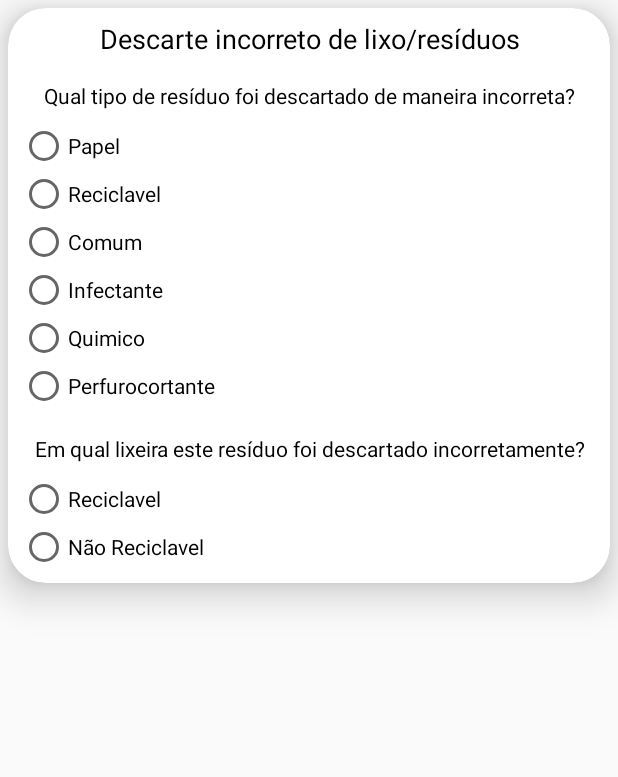
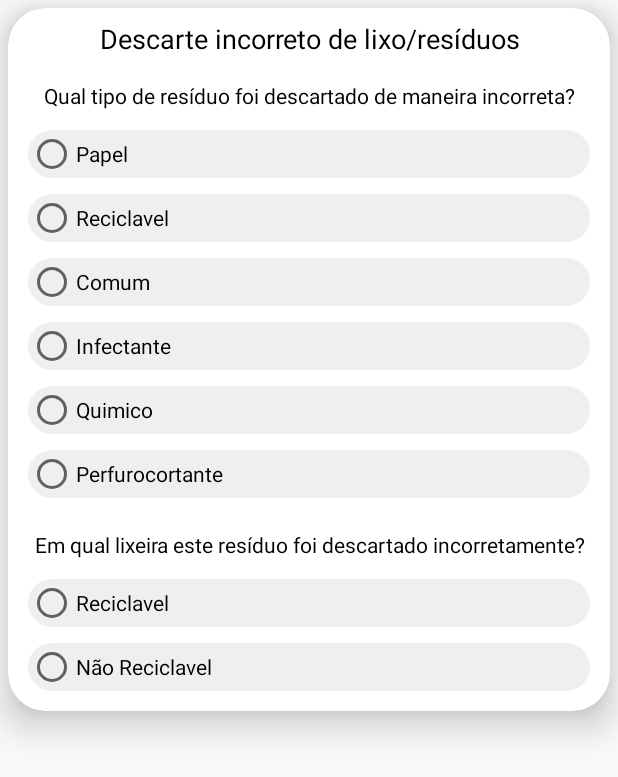
Before and after one commit to Mur1lol/Piaya-Mobile, an Android app: the layout info_adapter.xml on its own in the app's theme, with its tools: preview values and no code run, on a phone screen of 412 x 824 dp. Shown: the top 777 px of the screen. Run offline under Robolectric (Android 15) with nearby library versions, the phone set to English and light mode, and no system bars.

Commit message:
Criando layout INFO2

```diff
--- a/app/src/main/res/layout/info_adapter.xml
+++ b/app/src/main/res/layout/info_adapter.xml
@@ -7,7 +7,7 @@
 
     <androidx.constraintlayout.widget.ConstraintLayout
             android:layout_width="match_parent"
-            android:layout_height="wrap_content">
+            android:layout_height="match_parent">
 
         <TextView
                 android:text="Descarte incorreto de lixo/resíduos"
@@ -33,40 +33,41 @@
                 app:layout_constraintEnd_toEndOf="parent" android:layout_marginEnd="8dp"
                 android:layout_marginRight="8dp" app:layout_constraintStart_toStartOf="parent"
                 android:layout_marginLeft="8dp" android:layout_marginStart="8dp"
-                android:id="@+id/radioGroup" android:layout_marginTop="8dp"
+                android:id="@+id/radioGroupTipo" android:layout_marginTop="8dp"
                 app:layout_constraintTop_toBottomOf="@+id/SubText1">
             <RadioButton
                     android:text="Papel"
                     android:layout_width="match_parent"
-                    android:layout_height="wrap_content" android:id="@+id/radioPapel" android:layout_weight="1"/>
+                    android:layout_height="wrap_content" android:id="@+id/radioPapel" android:layout_weight="1"
+                    android:layout_margin="5dp" android:background="@drawable/border_button"/>
             <RadioButton
                     android:text="Reciclavel"
                     android:layout_width="match_parent"
-                    android:layout_height="wrap_content" android:id="@+id/radioReciclavel" android:layout_weight="1"/>
+                    android:layout_height="wrap_content" android:id="@+id/radioReciclavel" android:layout_weight="1" android:layout_margin="5dp" android:background="@drawable/border_button"/>
             <RadioButton
                     android:text="Comum"
                     android:layout_width="match_parent"
-                    android:layout_height="wrap_content" android:id="@+id/radioComum" android:layout_weight="1"/>
+                    android:layout_height="wrap_content" android:id="@+id/radioComum" android:layout_weight="1" android:layout_margin="5dp" android:background="@drawable/border_button"/>
             <RadioButton
                     android:text="Infectante"
                     android:layout_width="match_parent"
-                    android:layout_height="wrap_content" android:id="@+id/radioInfectante" android:layout_weight="1"/>
+                    android:layout_height="wrap_content" android:id="@+id/radioInfectante" android:layout_weight="1" android:layout_margin="5dp" android:background="@drawable/border_button"/>
             <RadioButton
                     android:text="Quimico"
                     android:layout_width="match_parent"
-                    android:layout_height="wrap_content" android:id="@+id/radioQuimico" android:layout_weight="1"/>
+                    android:layout_height="wrap_content" android:id="@+id/radioQuimico" android:layout_weight="1" android:layout_margin="5dp" android:background="@drawable/border_button"/>
             <RadioButton
                     android:text="Perfurocortante"
                     android:layout_width="match_parent"
                     android:layout_height="wrap_content" android:id="@+id/radioPerfurocortante"
-                    android:layout_weight="1"/>
+                    android:layout_weight="1" android:layout_margin="5dp" android:background="@drawable/border_button"/>
         </RadioGroup>
         <TextView
                 android:text="Em qual lixeira este resíduo foi descartado incorretamente?"
                 android:layout_width="0dp"
                 android:layout_height="wrap_content"
                 android:id="@+id/SubText2" android:layout_marginTop="16dp"
-                app:layout_constraintTop_toBottomOf="@+id/radioGroup" app:layout_constraintEnd_toEndOf="parent"
+                app:layout_constraintTop_toBottomOf="@+id/radioGroupTipo" app:layout_constraintEnd_toEndOf="parent"
                 android:layout_marginEnd="8dp" android:layout_marginRight="8dp"
                 app:layout_constraintStart_toStartOf="parent" android:layout_marginLeft="8dp"
                 android:layout_marginStart="8dp" android:textColor="@android:color/black" android:gravity="center"/>
@@ -82,12 +83,12 @@
                     android:text="Reciclavel"
                     android:layout_width="match_parent"
                     android:layout_height="wrap_content" android:id="@+id/radioLixeiraReciclavel"
-                    android:layout_weight="1"/>
+                    android:layout_weight="1" android:layout_margin="5dp" android:background="@drawable/border_button"/>
             <RadioButton
                     android:text="Não Reciclavel"
                     android:layout_width="match_parent"
                     android:layout_height="wrap_content" android:id="@+id/radioLixeiraNaoReciclavel"
-                    android:layout_weight="1"/>
+                    android:layout_weight="1" android:layout_margin="5dp" android:background="@drawable/border_button"/>
         </RadioGroup>
     </androidx.constraintlayout.widget.ConstraintLayout>
 </androidx.cardview.widget.CardView>
```
Also changed, not shown: app/src/main/res/layout/info2_adapter.xml (added, +43 -0 lines).
